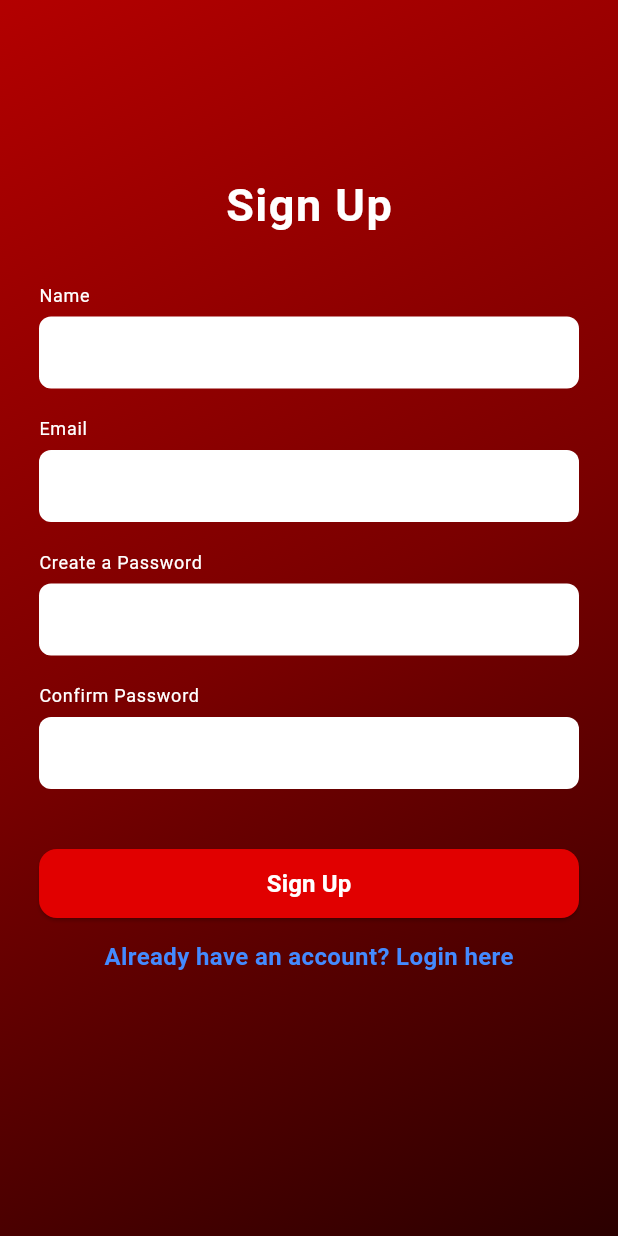
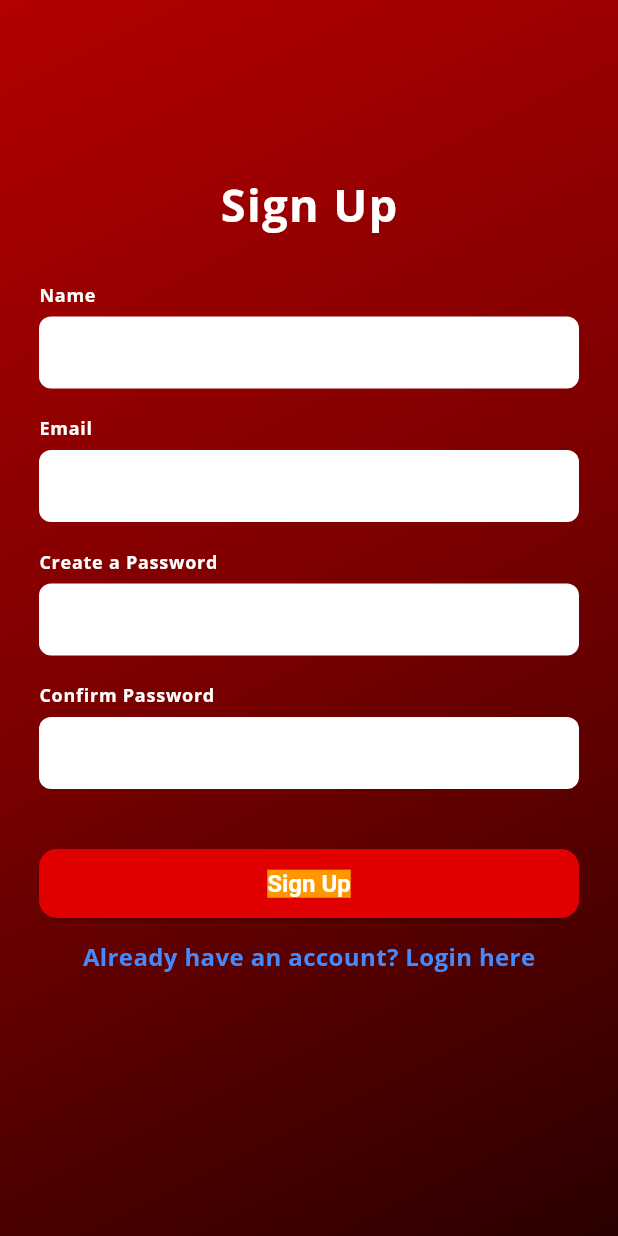
Before and after one commit to abhpandey/Cineflix, a Flutter app: the screen it shows after launch, after a tap on "Skip", on a phone screen of 412 x 824 dp. Run offline on Flutter 3.47's test engine with Material 3 defaults, Android fonts, the phone set to English and light mode, and no system bars.

Commit message:
themes added

```diff
--- a/lib/app.dart
+++ b/lib/app.dart
@@ -1,5 +1,6 @@
 import 'package:ceniflix/screens/splash_screen.dart';
 import 'package:flutter/material.dart';
+import 'package:ceniflix/themes/themes_data.dart';
 
 
 class App extends StatelessWidget {
@@ -9,6 +10,7 @@ class App extends StatelessWidget {
   Widget build(BuildContext context) {
     return MaterialApp(
       debugShowCheckedModeBanner: false,
+      theme: getApplicationTheme(),
       home: SplashScreen(),
      );
   }
--- /dev/null
+++ b/lib/themes/themes_data.dart
@@ -0,0 +1,21 @@
+import 'package:flutter/material.dart';
+
+ThemeData getApplicationTheme(){
+  return ThemeData(
+    primarySwatch: Colors.orange,
+    scaffoldBackgroundColor: Colors.grey[200],
+    fontFamily: 'OpenSans Bold',
+    elevatedButtonTheme: ElevatedButtonThemeData(
+      style: ElevatedButton.styleFrom(
+        textStyle: const TextStyle(
+          fontSize: 18,
+          color: Colors.white,
+          fontWeight: FontWeight.w500,
+          backgroundColor: Colors.orange),
+          shape: RoundedRectangleBorder(
+            borderRadius: BorderRadiusGeometry.circular(5),
+          ),
+        ),
+      ),
+    );
+}
```
Also changed, not shown: lib/screens/bottom_screens/movies_screen.dart (added, +15 -0 lines), lib/screens/bottom_screens/profile.dart (added, +15 -0 lines), pubspec.yaml (+10 -4 lines), fonts/OpenSans-Bold.ttf (added), fonts/OpenSans-Italic.ttf (added), fonts/OpenSans-Light.ttf (added), fonts/OpenSans-Regular.ttf (added).
